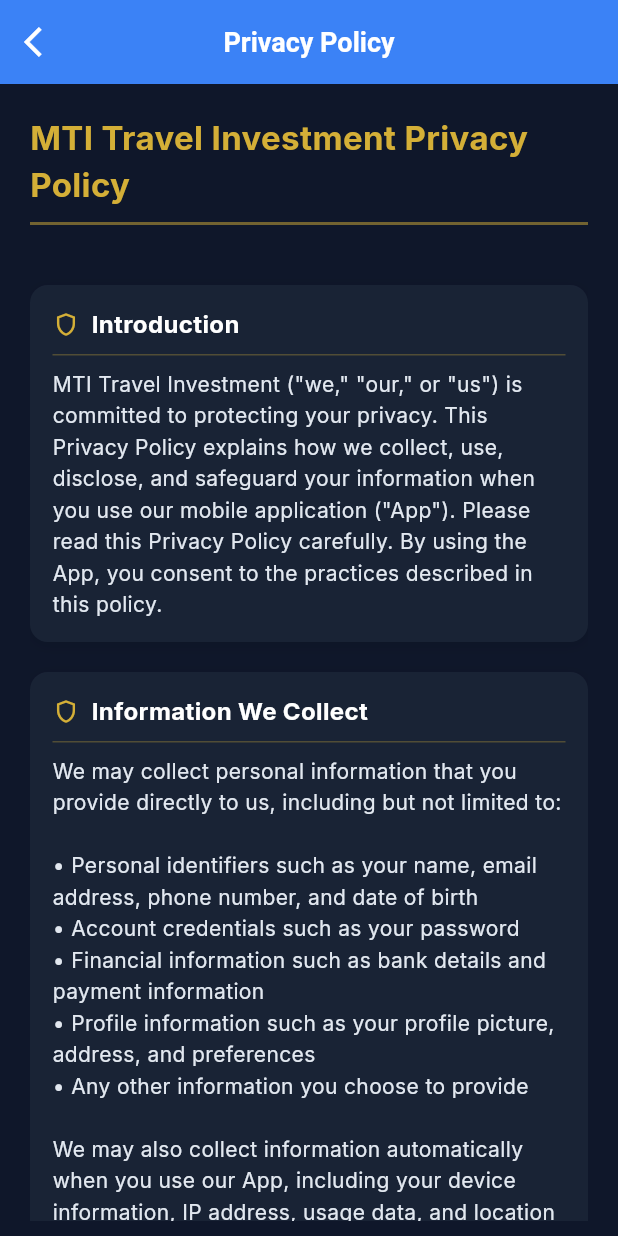
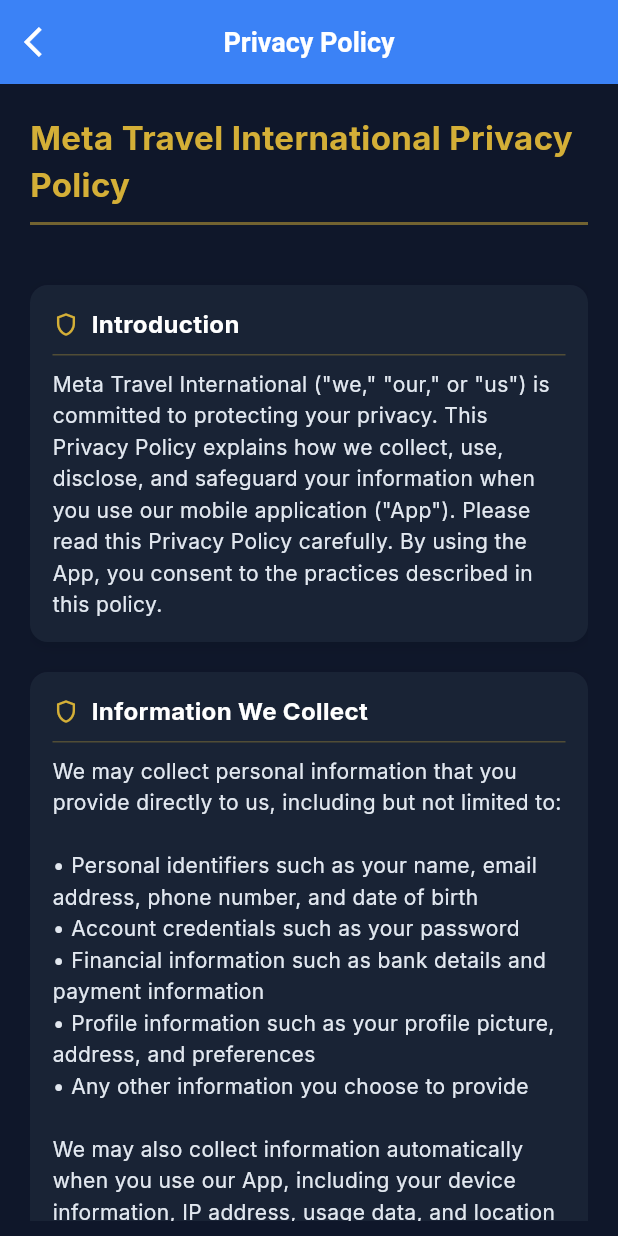
Before and after one commit to FaizGusion00/mti-travel-investment-system, a Flutter app: the PrivacyPolicyScreen screen opened by its route, on a phone screen of 412 x 824 dp. Run offline on Flutter 3.47's test engine with Material 3 defaults, Android fonts, the phone set to English and light mode, and no system bars; drawn by our look-alikes of flutter_animate; our stand-ins replace flutter_secure_storage, flutter_svg, get, google_fonts, image_picker, package_info_plus and 4 more; missing offline and left inert: dart:html, email_otp; accounts and stored records are empty; network calls fail.

Commit message:
Change MTI to Meta

```diff
--- a/frontend/mti_app/lib/core/utils.dart
+++ b/frontend/mti_app/lib/core/utils.dart
@@ -239,7 +239,7 @@
 
   // Share content
   static Future<void> shareReferralCode(String referralCode) async {
-    final String shareText = 'Join MTI Travel Investment using my referral code: $referralCode\n\nDownload the app: ${AppConstants.appDownloadUrl}';
+    final String shareText = 'Join Meta Travel International using my referral code: $referralCode\n\nDownload the app: ${AppConstants.appDownloadUrl}';
     final Uri uri = Uri.parse('https://wa.me/?text=${Uri.encodeComponent(shareText)}');
 
     if (await canLaunchUrl(uri)) {
--- a/frontend/mti_app/lib/screens/network_screen.dart
+++ b/frontend/mti_app/lib/screens/network_screen.dart
@@ -786,7 +786,7 @@
     try {
       // Construct the link with the web registration page and affiliate_code parameter
       final String referralLink = 'https://register.metatravel.ai/register?affiliate_code=${_referralCode}';
-      final String shareMessage = 'Join MTI Travel International Community using my referral code: $_referralCode\n\nSign up here: $referralLink';
+      final String shareMessage = 'Join Meta Travel International Community using my referral code: $_referralCode\n\nSign up here: $referralLink';
 
       // First copy to clipboard as a backup
       await Clipboard.setData(ClipboardData(text: shareMessage));
@@ -814,7 +814,7 @@
       // Use share_plus to share the referral link
       await Share.share(
         shareMessage,
-        subject: 'MTI Travel Investment Referral',
+        subject: 'Meta Travel International Referral',
       );
     } catch (e) {
       developer.log('Error sharing referral code: $e', name: 'Network');
--- a/frontend/mti_app/lib/screens/privacy_policy_screen.dart
+++ b/frontend/mti_app/lib/screens/privacy_policy_screen.dart
@@ -34,14 +34,14 @@
             child: Column(
               crossAxisAlignment: CrossAxisAlignment.start,
               children: [
-                _buildHeading('MTI Travel Investment Privacy Policy')
+                _buildHeading('Meta Travel International Privacy Policy')
                     .animate()
                     .fadeIn(duration: 400.ms)
                     .slideY(begin: 0.3, end: 0),
                 SizedBox(height: 20),
                 _buildSection(
                   'Introduction',
-                  'MTI Travel Investment ("we," "our," or "us") is committed to protecting your privacy. This Privacy Policy explains how we collect, use, disclose, and safeguard your information when you use our mobile application ("App"). Please read this Privacy Policy carefully. By using the App, you consent to the practices described in this policy.',
+                  'Meta Travel International ("we," "our," or "us") is committed to protecting your privacy. This Privacy Policy explains how we collect, use, disclose, and safeguard your information when you use our mobile application ("App"). Please read this Privacy Policy carefully. By using the App, you consent to the practices described in this policy.',
                 ).animate()
                     .fadeIn(duration: 400.ms, delay: 100.ms)
                     .slideY(begin: 0.3, end: 0),
@@ -76,7 +76,7 @@
                   'We may share your information in the following circumstances:\n\n'
                   '• With service providers who perform services on our behalf\n'
                   '• To comply with legal requirements, such as a law, regulation, court order, or subpoena\n'
-                  '• To protect the safety, rights, property, or security of MTI Travel Investment, the App, any third party, or the general public\n'
+                  '• To protect the safety, rights, property, or security of Meta Travel International, the App, any third party, or the general public\n'
                   '• In connection with, or during negotiations of, any merger, sale of company assets, financing, or acquisition of all or a portion of our business\n'
                   '• With your consent or at your direction\n\n'
                   'We do not sell your personal information to third parties.',
--- a/frontend/mti_app/lib/screens/settings_screen.dart
+++ b/frontend/mti_app/lib/screens/settings_screen.dart
@@ -217,7 +217,7 @@
                           ),
                           const SizedBox(height: 8),
                           const Text(
-                            ' 2025 MTI Travel Investment',
+                            ' 2025 Meta Travel International',
                             style: TextStyle(color: Colors.white70, fontSize: 12),
                           ),
                         ],
--- a/frontend/mti_app/lib/screens/terms_conditions_screen.dart
+++ b/frontend/mti_app/lib/screens/terms_conditions_screen.dart
@@ -34,14 +34,14 @@
             child: Column(
               crossAxisAlignment: CrossAxisAlignment.start,
               children: [
-                _buildHeading('MTI Travel Investment Terms & Conditions')
+                _buildHeading('Meta Travel International Terms & Conditions')
                     .animate()
                     .fadeIn(duration: 400.ms)
                     .slideY(begin: 0.3, end: 0),
                 SizedBox(height: 20),
                 _buildSection(
                   'Acceptance of Terms',
-                  'By accessing and using the MTI Travel Investment application ("App"), you acknowledge that you have read, understood, and agree to be bound by these Terms & Conditions. If you do not agree with any part of these terms, you may not use our App.',
+                  'By accessing and using the Meta Travel International application ("App"), you acknowledge that you have read, understood, and agree to be bound by these Terms & Conditions. If you do not agree with any part of these terms, you may not use our App.',
                 ).animate()
                     .fadeIn(duration: 400.ms, delay: 100.ms)
                     .slideY(begin: 0.3, end: 0),
@@ -53,7 +53,7 @@
                     .slideY(begin: 0.3, end: 0),
                 _buildSection(
                   'Investment Risks',
-                  'All investments involve risk, and the past performance of a security, industry, sector, market, or financial product does not guarantee future results. MTI Travel Investment does not provide financial advice, and the information provided in the App should not be considered as such. Always conduct your own research and consider seeking advice from an independent financial advisor.',
+                  'All investments involve risk, and the past performance of a security, industry, sector, market, or financial product does not guarantee future results. Meta Travel International does not provide financial advice, and the information provided in the App should not be considered as such. Always conduct your own research and consider seeking advice from an independent financial advisor.',
                 ).animate()
                     .fadeIn(duration: 400.ms, delay: 300.ms)
                     .slideY(begin: 0.3, end: 0),
@@ -65,19 +65,19 @@
                     .slideY(begin: 0.3, end: 0),
                 _buildSection(
                   'Intellectual Property',
-                  'The App and its original content, features, and functionality are owned by MTI Travel Investment and are protected by international copyright, trademark, patent, trade secret, and other intellectual property or proprietary rights laws. You may not reproduce, distribute, modify, create derivative works of, publicly display, publicly perform, republish, download, store, or transmit any of the material on our App.',
+                  'The App and its original content, features, and functionality are owned by Meta Travel International and are protected by international copyright, trademark, patent, trade secret, and other intellectual property or proprietary rights laws. You may not reproduce, distribute, modify, create derivative works of, publicly display, publicly perform, republish, download, store, or transmit any of the material on our App.',
                 ).animate()
                     .fadeIn(duration: 400.ms, delay: 500.ms)
                     .slideY(begin: 0.3, end: 0),
                 _buildSection(
                   'Limitation of Liability',
-                  'In no event shall MTI Travel Investment, its directors, employees, partners, agents, suppliers, or affiliates be liable for any indirect, incidental, special, consequential, or punitive damages, including loss of profits, data, or other intangible losses, resulting from your access to or use of or inability to access or use the App.',
+                  'In no event shall Meta Travel International, its directors, employees, partners, agents, suppliers, or affiliates be liable for any indirect, incidental, special, consequential, or punitive damages, including loss of profits, data, or other intangible losses, resulting from your access to or use of or inability to access or use the App.',
                 ).animate()
                     .fadeIn(duration: 400.ms, delay: 600.ms)
                     .slideY(begin: 0.3, end: 0),
                 _buildSection(
                   'Changes to Terms',
-                  'MTI Travel Investment reserves the right to modify or replace these Terms & Conditions at any time. It is your responsibility to review these Terms & Conditions periodically for changes. Your continued use of the App following the posting of any changes constitutes acceptance of those changes.',
+                  'Meta Travel International reserves the right to modify or replace these Terms & Conditions at any time. It is your responsibility to review these Terms & Conditions periodically for changes. Your continued use of the App following the posting of any changes constitutes acceptance of those changes.',
                 ).animate()
                     .fadeIn(duration: 400.ms, delay: 700.ms)
                     .slideY(begin: 0.3, end: 0),
```
Also changed, not shown: 6 other files.
